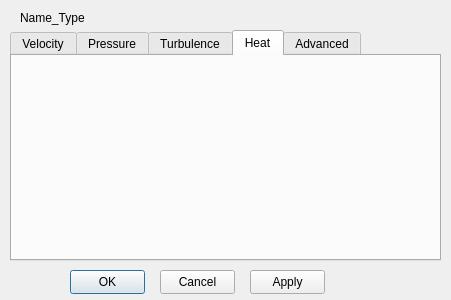
Old version of the form src/boundaryConditionDialog.ui in the repository thawtar/ampersandCFD.
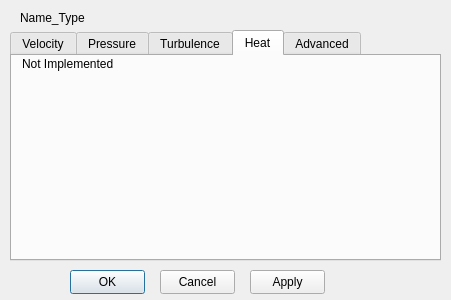
New version of the form. The open tabs and pages were chosen to show the change.

Patch:
```diff
--- a/src/boundaryConditionDialog.ui
+++ b/src/boundaryConditionDialog.ui
@@ -389,6 +389,19 @@
     <attribute name="title">
      <string>Heat</string>
     </attribute>
+    <widget class="QLabel" name="label_16">
+     <property name="geometry">
+      <rect>
+       <x>10</x>
+       <y>0</y>
+       <width>121</width>
+       <height>16</height>
+      </rect>
+     </property>
+     <property name="text">
+      <string>Not Implemented</string>
+     </property>
+    </widget>
    </widget>
    <widget class="QWidget" name="tab_3">
     <attribute name="title">
```
Left out of the diff: 19 changed lines with no effect on the pictures.
